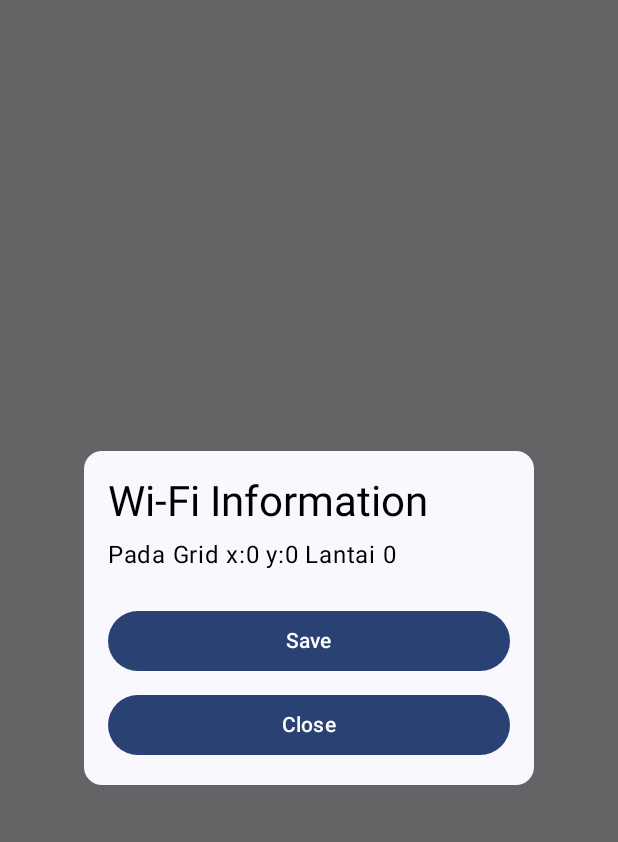
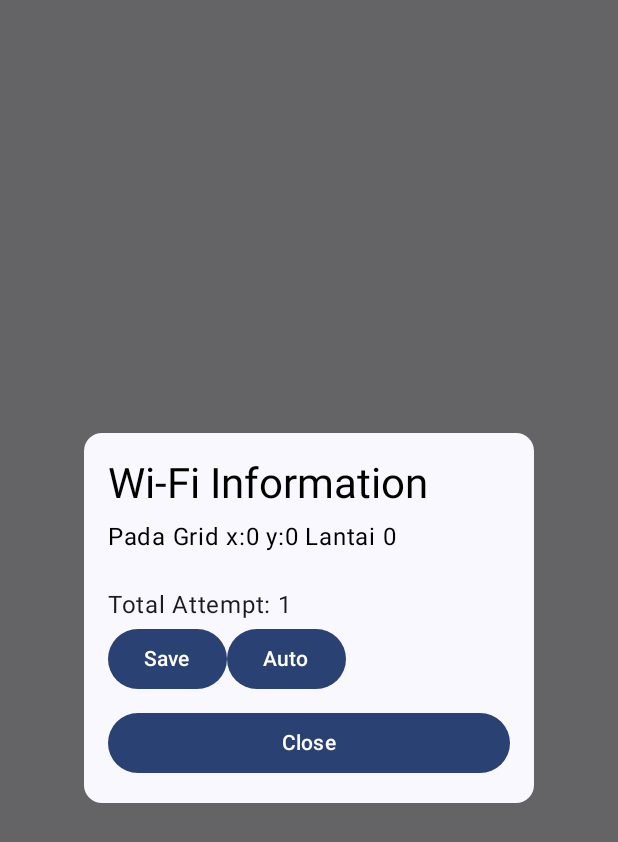
Before and after one commit to TA-IPS/IPS-Mobile, an Android app built with Jetpack Compose: the composable WifiListDialog called with empty values, after a tap on "Save", on a phone screen of 412 x 824 dp. Shown: the top 842 px of the screen. Run offline under Robolectric (Android 15) with nearby library versions, the phone set to English and light mode, and no system bars; network calls fail; 1 statement that could not run was skipped.

Commit message:
[FEAT] Added auto send fingerprint int 3 sec interval

```diff
--- a/app/src/main/java/com/example/ips_ta/MainActivity.kt
+++ b/app/src/main/java/com/example/ips_ta/MainActivity.kt
@@ -394,6 +394,8 @@ fun UserIcon( userX: Float, userY: Float, userDirection: Float, ratio: Float){
 @Composable
 fun WifiListDialog(wifiList: List<ScanResult>, onClose: () -> Unit, floor: Int, x: Int, y: Int) {
     val apValues = mutableMapOf<String, Float?>()
+    var attempt by remember { mutableIntStateOf(0) }
+    var isAuto by remember { mutableStateOf(false) }
 
     Dialog(onDismissRequest = onClose) {
         Surface(
@@ -572,7 +574,51 @@ fun WifiListDialog(wifiList: List<ScanResult>, onClose: () -> Unit, floor: Int,
 
                 Spacer(modifier = Modifier.height(16.dp))
 
-                Button(onClick = {
+                Text(text = "Total Attempt: $attempt")
+
+                Row() {
+                    Button(
+                        enabled = !isAuto,
+                        onClick = {
+                            postFingerprint(apValues, floor, x, y, unregisteredBssid)
+                            attempt++
+                        },
+                    ) {
+                        Text(text = "Save")
+                    }
+                    Button(
+                        onClick = { isAuto = !isAuto },
+                    ) {
+                        Text(text = if (isAuto) "Stop" else "Auto")
+                    }
+                    if (isAuto) {
+                        CircularProgressIndicator()
+
+                    }
+
+                    LaunchedEffect(isAuto) {
+                        if (isAuto) {
+                            while (isAuto) {
+                                postFingerprint(apValues, floor, x, y, unregisteredBssid)
+                                attempt++
+                                delay(3000)
+                            }
+                        }
+                    }
+
+                }
+
+                Spacer(modifier = Modifier.height(8.dp))
+
+                Button(onClick = onClose, modifier = Modifier.fillMaxWidth()) {
+                    Text(text = "Close")
+                }
+            }
+        }
+    }
+}
+
+fun postFingerprint(apValues: Map<String, Float?>, floor: Int, x: Int, y: Int, unregisteredBssid: Set<Wifi>) {
     val fingerprint = Fingerprint(
         attempt = 1,
         x = x,
@@ -720,21 +766,7 @@ fun WifiListDialog(wifiList: List<ScanResult>, onClose: () -> Unit, floor: Int,
         ap140 = apValues["ap140"],
         wifi = unregisteredBssid
     )
-                    Log.v("wifis", unregisteredBssid.toString())
     CoroutineScope(Dispatchers.IO).launch {
         RetrofitInstance.apiService.postFingerprint(fingerprint)
     }
-                },
-                    modifier = Modifier.fillMaxWidth()) {
-                    Text(text = "Save")
 }
-
-                Spacer(modifier = Modifier.height(8.dp))
-
-                Button(onClick = onClose, modifier = Modifier.fillMaxWidth()) {
-                    Text(text = "Close")
-                }
-            }
-        }
-    }
-}
```
Lines whose indentation alone changed are shown as unchanged.
